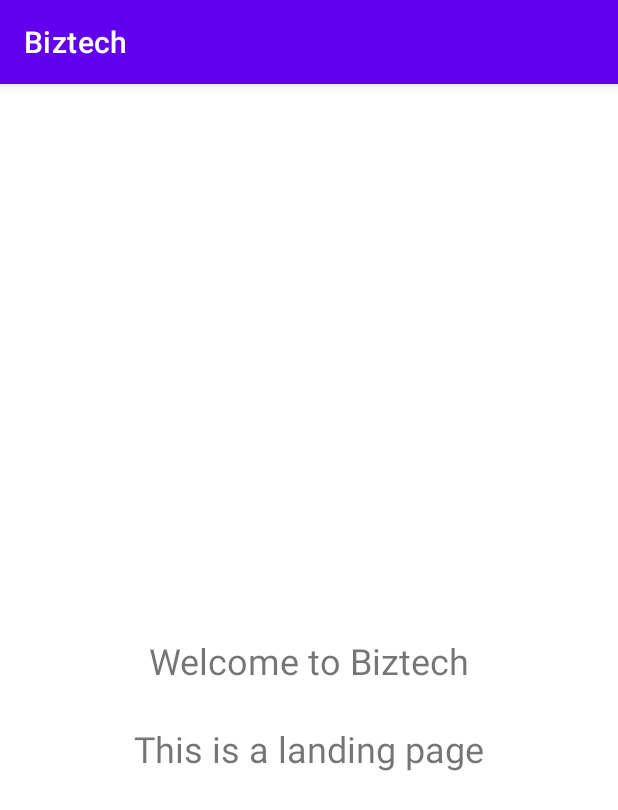
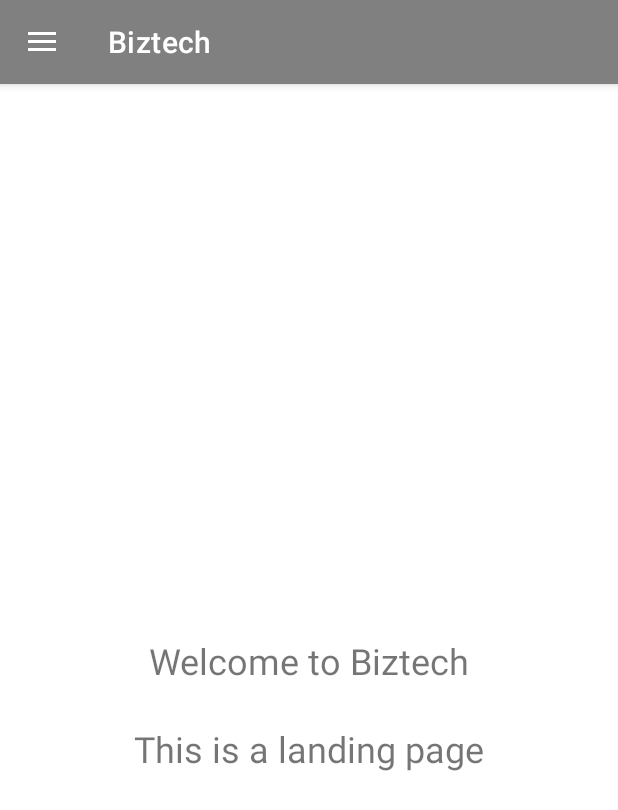
Before and after one commit to ryanhiggins11/FINAL-YEAR-PROJECT, an Android app: the screen it shows after launch (MainActivity), on a phone screen of 412 x 824 dp. Shown: the top 810 px of the screen. Run offline under Robolectric (Android 15) with nearby library versions, the phone set to English and light mode, and no system bars.

Commit message:
New logo added , Drawer view added and functionality added.

```diff
--- a/FYP/app/build.gradle
+++ b/FYP/app/build.gradle
@@ -1,6 +1,7 @@
 plugins {
     id 'com.android.application'
     id 'kotlin-android'
+    id 'kotlin-android-extensions'
 }
 
 android {
@@ -36,6 +37,7 @@ dependencies {
 
     implementation "org.jetbrains.kotlin:kotlin-stdlib:$kotlin_version"
     implementation 'androidx.core:core-ktx:1.3.2'
+    implementation 'androidx.core:core-ktx:1.1.0'
     implementation 'androidx.appcompat:appcompat:1.2.0'
     implementation 'com.google.android.material:material:1.2.1'
     implementation 'androidx.constraintlayout:constraintlayout:2.0.4'
--- a/FYP/app/src/main/java/com/gmit/biztech/MainActivity.kt
+++ b/FYP/app/src/main/java/com/gmit/biztech/MainActivity.kt
@@ -2,13 +2,43 @@ package com.gmit.biztech
 
 import androidx.appcompat.app.AppCompatActivity
 import android.os.Bundle
+import android.view.MenuItem
 import android.widget.Toast
+import androidx.appcompat.app.ActionBarDrawerToggle
+import kotlinx.android.synthetic.main.activity_main.*
 
 class MainActivity : AppCompatActivity() {
+    lateinit var toggle: ActionBarDrawerToggle
+
     override fun onCreate(savedInstanceState: Bundle?) {
         super.onCreate(savedInstanceState)
         setContentView(R.layout.activity_main)
 
-        Toast.makeText(this, "Welcome",Toast.LENGTH_SHORT).show()
+        toggle = ActionBarDrawerToggle(this, drawerLayout, R.string.open, R.string.close)
+        drawerLayout.addDrawerListener(toggle)
+        toggle.syncState()
+
+        supportActionBar?.setDisplayHomeAsUpEnabled(true)
+
+        navView.setNavigationItemSelectedListener {
+            when(it.itemId){
+                R.id.employeeItem -> Toast.makeText(applicationContext,
+                "Employee Selected", Toast.LENGTH_SHORT).show()
+
+                R.id.managerItem -> Toast.makeText(applicationContext,
+                    "Manager Selected", Toast.LENGTH_SHORT).show()
+
+                R.id.settingsItem -> Toast.makeText(applicationContext,
+                    "Settings Selected", Toast.LENGTH_SHORT).show()
+            }
+            true
+        }
+    }
+
+    override fun onOptionsItemSelected(item: MenuItem): Boolean {
+        if(toggle.onOptionsItemSelected(item)){
+            return true
+        }
+        return super.onOptionsItemSelected(item)
     }
 }
--- a/FYP/app/src/main/res/layout/activity_main.xml
+++ b/FYP/app/src/main/res/layout/activity_main.xml
@@ -1,21 +1,27 @@
 <?xml version="1.0" encoding="utf-8"?>
-<androidx.constraintlayout.widget.ConstraintLayout xmlns:android="http://schemas.android.com/apk/res/android"
+<androidx.drawerlayout.widget.DrawerLayout xmlns:android="http://schemas.android.com/apk/res/android"
     xmlns:app="http://schemas.android.com/apk/res-auto"
     xmlns:tools="http://schemas.android.com/tools"
+    android:id="@+id/drawerLayout"
     android:layout_width="match_parent"
     android:layout_height="match_parent"
     tools:context=".MainActivity">
 
+    <androidx.constraintlayout.widget.ConstraintLayout
+        android:layout_width="match_parent"
+        android:layout_height="match_parent">
+
         <TextView
             android:layout_width="wrap_content"
             android:layout_height="wrap_content"
+            android:fontFamily="@color/black"
             android:text="Welcome to Biztech"
+            android:textSize="24sp"
             app:layout_constraintBottom_toBottomOf="parent"
-        app:layout_constraintLeft_toLeftOf="parent"
-        android:textSize="24sp"
-        app:layout_constraintRight_toRightOf="parent"
-        app:layout_constraintTop_toTopOf="parent"
-        android:fontFamily="@color/black"/>
+            app:layout_constraintEnd_toEndOf="parent"
+            app:layout_constraintHorizontal_bias="0.5"
+            app:layout_constraintStart_toStartOf="parent"
+            app:layout_constraintTop_toTopOf="parent" />
 
         <TextView
             android:layout_width="wrap_content"
@@ -24,10 +30,22 @@
             android:text="This is a landing page"
             android:textSize="24sp"
             app:layout_constraintBottom_toBottomOf="parent"
-        app:layout_constraintHorizontal_bias="0.501"
-        app:layout_constraintLeft_toLeftOf="parent"
-        app:layout_constraintRight_toRightOf="parent"
+            app:layout_constraintEnd_toEndOf="parent"
+            app:layout_constraintHorizontal_bias="0.5"
+            app:layout_constraintStart_toStartOf="parent"
             app:layout_constraintTop_toTopOf="parent"
             app:layout_constraintVertical_bias="0.58" />
 
     </androidx.constraintlayout.widget.ConstraintLayout>
+
+    <com.google.android.material.navigation.NavigationView
+        android:id="@+id/navView"
+        android:layout_width="wrap_content"
+        android:layout_height="match_parent"
+        app:headerLayout="@layout/nav_header"
+        app:menu="@menu/nav_drawer_menu"
+        android:layout_gravity="start"
+        android:fitsSystemWindows="true"
+        tools:ignore="MissingConstraints" />
+
+</androidx.drawerlayout.widget.DrawerLayout>
--- /dev/null
+++ b/FYP/app/src/main/res/menu/nav_drawer_menu.xml
@@ -0,0 +1,16 @@
+<?xml version="1.0" encoding="utf-8"?>
+<menu xmlns:android="http://schemas.android.com/apk/res/android">
+
+    <item
+        android:id="@+id/employeeItem"
+        android:title="Employee" />
+
+    <item
+        android:id="@+id/managerItem"
+        android:title="Manager" />
+
+    <item
+        android:id="@+id/settingsItem"
+        android:title="Settings" />
+
+</menu>
--- a/FYP/app/src/main/res/values/strings.xml
+++ b/FYP/app/src/main/res/values/strings.xml
@@ -1,3 +1,5 @@
 <resources>
     <string name="app_name">Biztech</string>
+    <string name="open">Open</string>
+    <string name="close">Close</string>
 </resources>
--- a/FYP/app/src/main/res/values/themes.xml
+++ b/FYP/app/src/main/res/values/themes.xml
@@ -2,8 +2,8 @@
     <!-- Base application theme. -->
     <style name="Theme.Biztech" parent="Theme.MaterialComponents.DayNight.DarkActionBar">
         <!-- Primary brand color. -->
-        <item name="colorPrimary">@color/purple_500</item>
-        <item name="colorPrimaryVariant">@color/purple_700</item>
+        <item name="colorPrimary">#808080</item>
+        <item name="colorPrimaryVariant">#000000</item>
         <item name="colorOnPrimary">@color/white</item>
         <!-- Secondary brand color. -->
         <item name="colorSecondary">@color/teal_200</item>
```
Also changed, not shown: FYP/app/src/main/res/layout/activity_splash_screen.xml (+1 -14 lines), FYP/app/src/main/res/layout/nav_header.xml (added, +13 -0 lines), FYP/app/src/main/res/drawable-v24/logo.png (deleted), FYP/app/src/main/res/drawable/logo.png (added), FYP/gradle/wrapper/gradle-wrapper.properties. Lines whose indentation alone changed are shown as unchanged.
